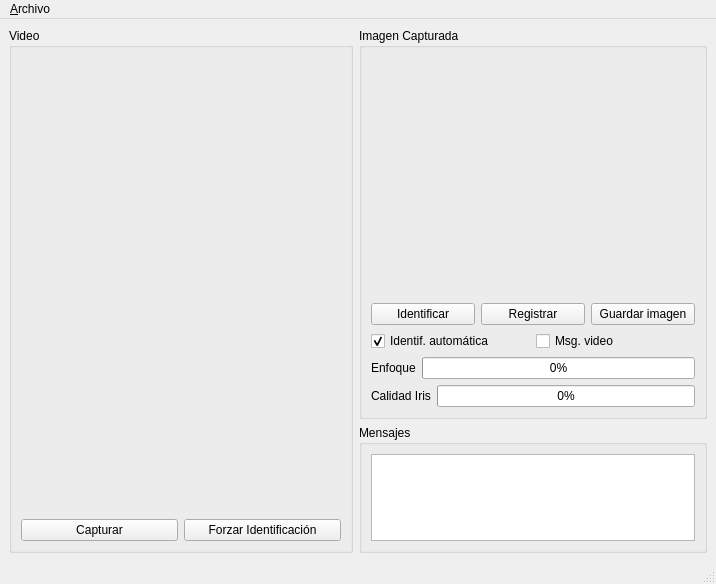
The window that ui/forms/MainForm.ui (mottalli/horus) describes before a commit, drawn with Qt 5.
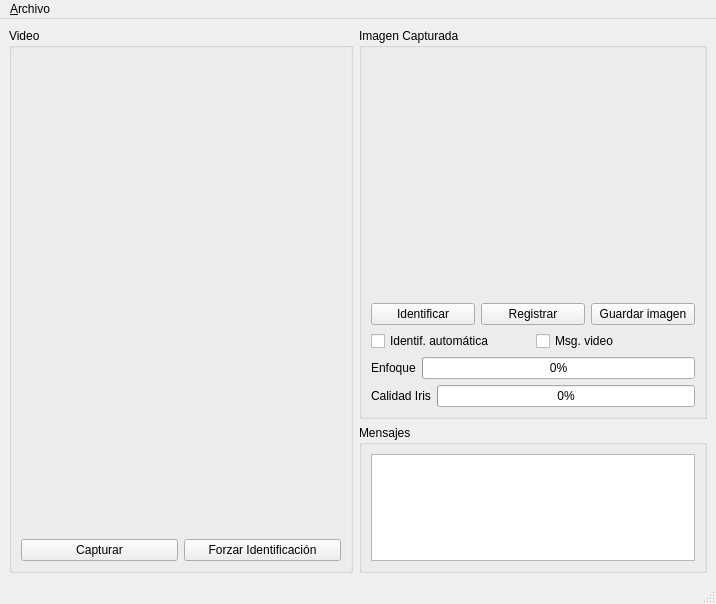
The same window after the commit. Custom widgets are drawn as their Qt base class.

What changed in the file:
```diff
--- a/ui/forms/MainForm.ui
+++ b/ui/forms/MainForm.ui
@@ -7,7 +7,7 @@
     <x>0</x>
     <y>0</y>
     <width>716</width>
-    <height>584</height>
+    <height>604</height>
    </rect>
   </property>
   <property name="windowTitle">
@@ -99,7 +99,7 @@
           <string>Identif. automática</string>
          </property>
          <property name="checked">
-          <bool>true</bool>
+          <bool>false</bool>
          </property>
         </widget>
        </item>
```
Left out of the diff: 4 changed lines with no effect on the pictures.
